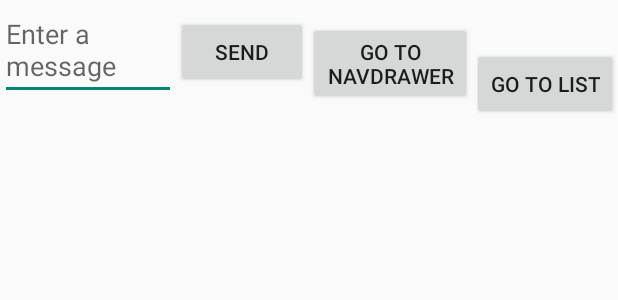
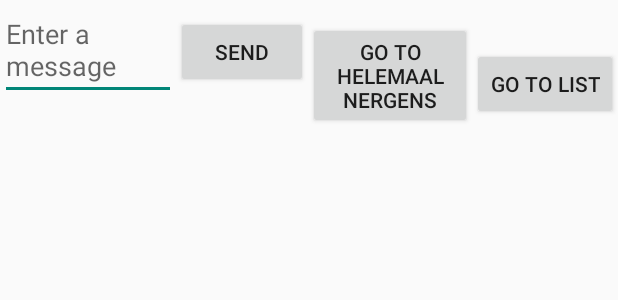
Before and after one commit to pyramid500/MyApplication, an Android app: the layout activity_main.xml on its own in the app's theme, with its tools: preview values and no code run, on a phone screen of 412 x 824 dp. Shown: the top 300 px of the screen. Run offline under Robolectric (Android 15) with nearby library versions, the light colour scheme and no system bars.

Commit message:
Gewoon
Gewoon ff testen

```diff
--- a/app/src/main/res/layout/activity_main.xml
+++ b/app/src/main/res/layout/activity_main.xml
@@ -20,12 +20,13 @@
         android:layout_alignBaseline="@+id/edit_message"
         android:layout_alignBottom="@+id/edit_message"
         android:layout_alignParentLeft="true"
-        android:layout_alignParentStart="true" />
+        android:layout_alignParentStart="true"
+        android:id="@+id/button2" />
 
     <Button
         android:layout_width="109dp"
         android:layout_height="wrap_content"
-        android:text="Go to NavDrawer"
+        android:text="Go to helemaal nergens"
         android:onClick="navdrawerLink"
 
         android:layout_alignTop="@+id/button"
```
